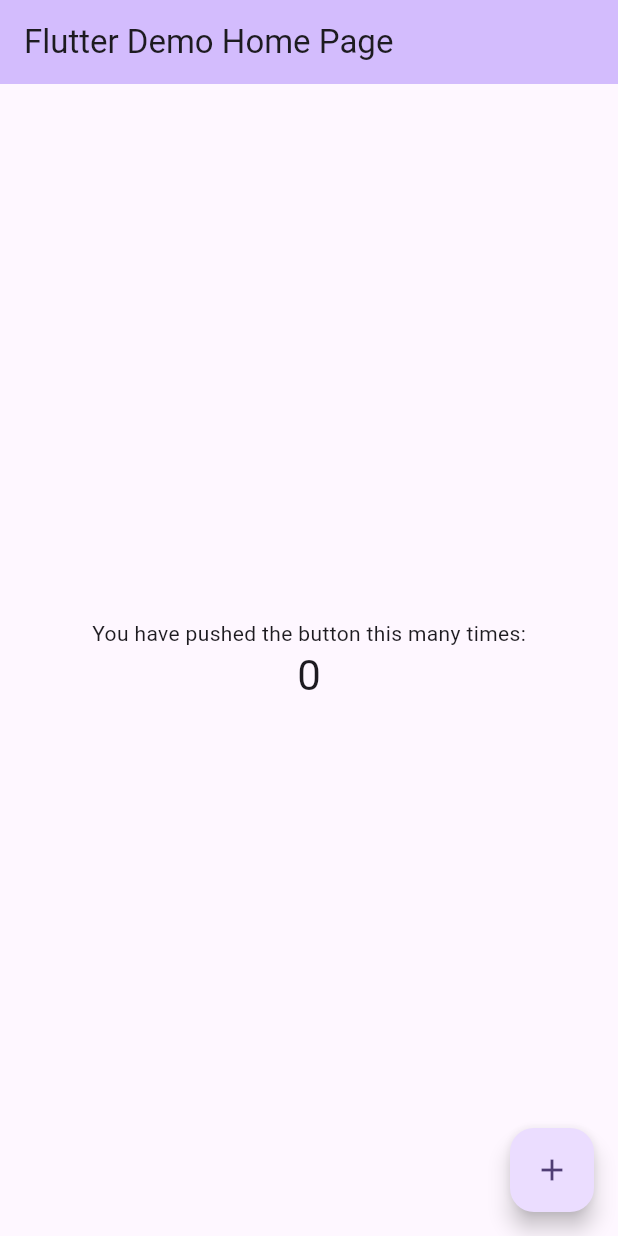
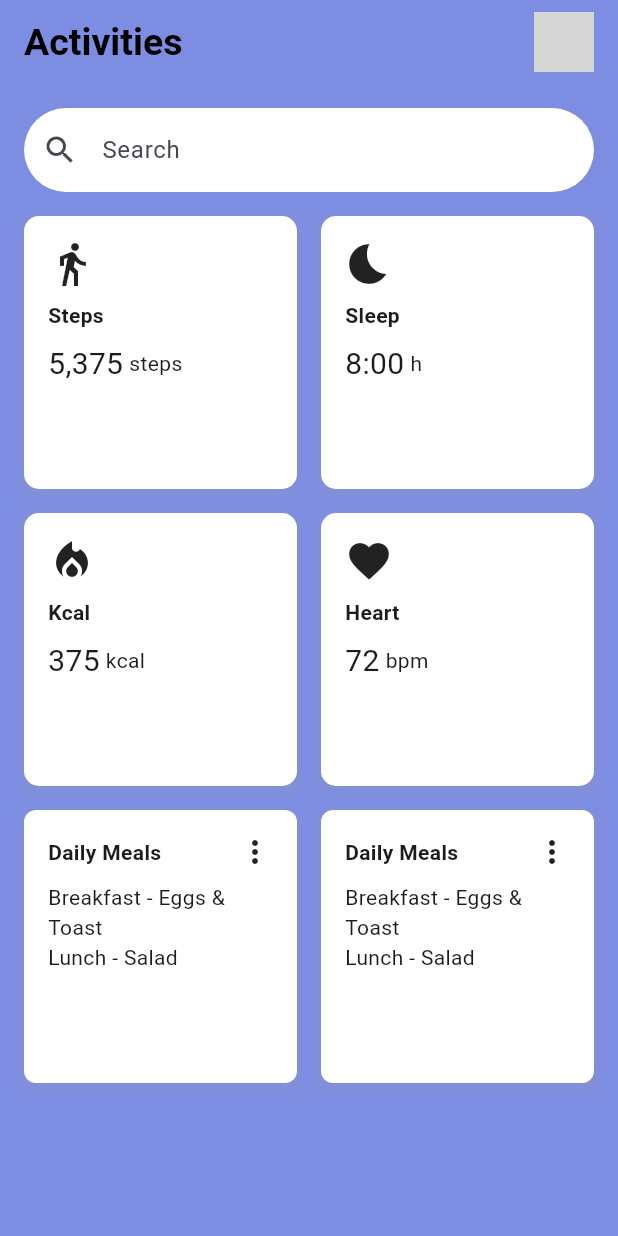
Before and after one commit to simonptuon/Fitness-tracker-app, a Flutter app: the screen it shows after launch, on a phone screen of 412 x 824 dp. Run offline on Flutter 3.47's test engine with Material 3 defaults, Android fonts, the phone set to English and light mode, and no system bars; network calls fail; Roboto replaces fonts that are missing (Poppins); grey boxes are pictures that could not be loaded.

Commit message:
New login page and activities page

```diff
--- a/lib/main.dart
+++ b/lib/main.dart
@@ -1,125 +1,21 @@
+import 'package:fitness_app_capstone/pages/Login.dart';
+import 'package:fitness_app_capstone/pages/ActivitiesScreen.dart';
 import 'package:flutter/material.dart';
 
 void main() {
-  runApp(const MyApp());
+  runApp(MyApp());
 }
 
 class MyApp extends StatelessWidget {
-  const MyApp({super.key});
-
-  // This widget is the root of your application.
   @override
   Widget build(BuildContext context) {
     return MaterialApp(
-      title: 'Flutter Demo',
-      theme: ThemeData(
-        // This is the theme of your application.
-        //
-        // TRY THIS: Try running your application with "flutter run". You'll see
-        // the application has a purple toolbar. Then, without quitting the app,
-        // try changing the seedColor in the colorScheme below to Colors.green
-        // and then invoke "hot reload" (save your changes or press the "hot
-        // reload" button in a Flutter-supported IDE, or press "r" if you used
-        // the command line to start the app).
-        //
-        // Notice that the counter didn't reset back to zero; the application
-        // state is not lost during the reload. To reset the state, use hot
-        // restart instead.
-        //
-        // This works for code too, not just values: Most code changes can be
-        // tested with just a hot reload.
-        colorScheme: ColorScheme.fromSeed(seedColor: Colors.deepPurple),
-        useMaterial3: true,
-      ),
-      home: const MyHomePage(title: 'Flutter Demo Home Page'),
+      debugShowCheckedModeBanner: false,
+      home: ActivitiesScreen(),
+      routes: {
+        '/login': (context) => Login(),
+        '/activities': (context) => ActivitiesScreen(),
+      },
     );
   }
 }
-
-class MyHomePage extends StatefulWidget {
-  const MyHomePage({super.key, required this.title});
-
-  // This widget is the home page of your application. It is stateful, meaning
-  // that it has a State object (defined below) that contains fields that affect
-  // how it looks.
-
-  // This class is the configuration for the state. It holds the values (in this
-  // case the title) provided by the parent (in this case the App widget) and
-  // used by the build method of the State. Fields in a Widget subclass are
-  // always marked "final".
-
-  final String title;
-
-  @override
-  State<MyHomePage> createState() => _MyHomePageState();
-}
-
-class _MyHomePageState extends State<MyHomePage> {
-  int _counter = 0;
-
-  void _incrementCounter() {
-    setState(() {
-      // This call to setState tells the Flutter framework that something has
-      // changed in this State, which causes it to rerun the build method below
-      // so that the display can reflect the updated values. If we changed
-      // _counter without calling setState(), then the build method would not be
-      // called again, and so nothing would appear to happen.
-      _counter++;
-    });
-  }
-
-  @override
-  Widget build(BuildContext context) {
-    // This method is rerun every time setState is called, for instance as done
-    // by the _incrementCounter method above.
-    //
-    // The Flutter framework has been optimized to make rerunning build methods
-    // fast, so that you can just rebuild anything that needs updating rather
-    // than having to individually change instances of widgets.
-    return Scaffold(
-      appBar: AppBar(
-        // TRY THIS: Try changing the color here to a specific color (to
-        // Colors.amber, perhaps?) and trigger a hot reload to see the AppBar
-        // change color while the other colors stay the same.
-        backgroundColor: Theme.of(context).colorScheme.inversePrimary,
-        // Here we take the value from the MyHomePage object that was created by
-        // the App.build method, and use it to set our appbar title.
-        title: Text(widget.title),
-      ),
-      body: Center(
-        // Center is a layout widget. It takes a single child and positions it
-        // in the middle of the parent.
-        child: Column(
-          // Column is also a layout widget. It takes a list of children and
-          // arranges them vertically. By default, it sizes itself to fit its
-          // children horizontally, and tries to be as tall as its parent.
-          //
-          // Column has various properties to control how it sizes itself and
-          // how it positions its children. Here we use mainAxisAlignment to
-          // center the children vertically; the main axis here is the vertical
-          // axis because Columns are vertical (the cross axis would be
-          // horizontal).
-          //
-          // TRY THIS: Invoke "debug painting" (choose the "Toggle Debug Paint"
-          // action in the IDE, or press "p" in the console), to see the
-          // wireframe for each widget.
-          mainAxisAlignment: MainAxisAlignment.center,
-          children: <Widget>[
-            const Text(
-              'You have pushed the button this many times:',
-            ),
-            Text(
-              '$_counter',
-              style: Theme.of(context).textTheme.headlineMedium,
-            ),
-          ],
-        ),
-      ),
-      floatingActionButton: FloatingActionButton(
-        onPressed: _incrementCounter,
-        tooltip: 'Increment',
-        child: const Icon(Icons.add),
-      ), // This trailing comma makes auto-formatting nicer for build methods.
-    );
-  }
-}
--- /dev/null
+++ b/lib/pages/ActivitiesScreen.dart
@@ -0,0 +1,167 @@
+import 'package:flutter/material.dart';
+
+class ActivitiesScreen extends StatefulWidget {
+  @override
+  _ActivitiesScreenState createState() => _ActivitiesScreenState();
+}
+const Color backgroundColor = Color(0xFF7D8DE2);
+const Color backgroundColor2 = Color(0xFF00A1FF);
+
+class _ActivitiesScreenState extends State<ActivitiesScreen> {
+  @override
+  Widget build(BuildContext context) {
+    return Scaffold(
+      backgroundColor: backgroundColor,
+      appBar: AppBar(
+        backgroundColor: backgroundColor,
+        elevation: 0,
+        title: Text('Activities'),
+        titleTextStyle: TextStyle(
+          color: Colors.black,
+          fontSize: 25,
+          fontWeight: FontWeight.bold,
+          fontFamily: 'Poppins',
+        ),
+        actions: [
+          CircleAvatar(
+            backgroundImage: NetworkImage(
+              '',
+            ),
+          ),
+          SizedBox(width: 16),
+        ],
+      ),
+      body: Padding(
+        padding: const EdgeInsets.all(16.0),
+        child: Column(
+          children: [
+            TextField(
+              decoration: InputDecoration(
+                hintText: 'Search',
+                prefixIcon: Icon(Icons.search),
+                border: OutlineInputBorder(
+                  borderRadius: BorderRadius.circular(50),
+                  borderSide: BorderSide.none,
+                ),
+                filled: true,
+                fillColor: Colors.white,
+              ),
+            ),
+            SizedBox(height: 16),
+            Expanded(
+              child: GridView.count(
+                crossAxisCount: 2,
+                crossAxisSpacing: 16,
+                mainAxisSpacing: 16,
+                children: [
+                  _buildActivityCard(
+                    icon: Icons.directions_walk,
+                    title: 'Steps',
+                    value: '5,375',
+                    unit: 'steps',
+                  ),
+                  _buildActivityCard(
+                    icon: Icons.bedtime,
+                    title: 'Sleep',
+                    value: '8:00',
+                    unit: 'h',
+                  ),
+                  _buildActivityCard(
+                    icon: Icons.local_fire_department,
+                    title: 'Kcal',
+                    value: '375',
+                    unit: 'kcal',
+                  ),
+                  _buildActivityCard(
+                    icon: Icons.favorite,
+                    title: 'Heart',
+                    value: '72',
+                    unit: 'bpm',
+                  ),
+                  _buildMealCard(),
+                  _buildMealCard(),
+                ],
+              ),
+            ),
+          ],
+        ),
+      ),
+    );
+  }
+
+  Widget _buildActivityCard({
+    required IconData icon,
+    required String title,
+    required String value,
+    required String unit,
+  }) {
+    return Container(
+      decoration: BoxDecoration(
+        color: Colors.white,
+        borderRadius: BorderRadius.circular(10.0),
+        boxShadow: [
+          BoxShadow(
+            color: Colors.grey.withOpacity(0.2),
+            spreadRadius: 2,
+            blurRadius: 5,
+            offset: Offset(0, 3),
+          ),
+        ],
+      ),
+      child: Padding(
+        padding: const EdgeInsets.all(16.0),
+        child: Column(
+          crossAxisAlignment: CrossAxisAlignment.start,
+          children: [
+            Icon(icon, size: 32),
+            SizedBox(height: 8),
+            Text(title, style: TextStyle(fontWeight: FontWeight.bold)),
+            SizedBox(height: 8),
+            Row(
+              children: [
+                Text(value, style: TextStyle(fontSize: 20)),
+                SizedBox(width: 4),
+                Text(unit),
+              ],
+            ),
+          ],
+        ),
+      ),
+    );
+  }
+
+  Widget _buildMealCard() {
+    return Container(
+      decoration: BoxDecoration(
+        color: Colors.white,
+        borderRadius: BorderRadius.circular(8.0),
+        boxShadow: [
+          BoxShadow(
+            color: Colors.grey.withOpacity(0.2),
+            spreadRadius: 2,
+            blurRadius: 5,
+            offset: Offset(0, 3),
+          ),
+        ],
+      ),
+      child: Padding(
+        padding: const EdgeInsets.all(16.0),
+        child: Column(
+          crossAxisAlignment: CrossAxisAlignment.start,
+          children: [
+            Row(
+              mainAxisAlignment: MainAxisAlignment.spaceBetween,
+              children: [
+                Text('Daily Meals', style: TextStyle(fontWeight: FontWeight.bold)),
+                Icon(Icons.more_vert),
+              ],
+            ),
+            SizedBox(height: 8),
+            Text('Breakfast - Eggs & Toast'),
+            Text('Lunch - Salad'),
+          ],
+        ),
+      ),
+    );
+  }
+}
--- a/pubspec.yaml
+++ b/pubspec.yaml
@@ -57,6 +57,9 @@ flutter:
   # the material Icons class.
   uses-material-design: true
 
+  assets:
+    - assets/img.png
+
   # To add assets to your application, add an assets section, like this:
   # assets:
   #   - images/a_dot_burr.jpeg
```
Also changed, not shown: lib/pages/Button.dart (added, +27 -0 lines), lib/pages/Header.dart (added, +38 -0 lines), lib/pages/InputField.dart (added, +50 -0 lines), lib/pages/Login.dart (added, +52 -0 lines), lib/pages/Water.dart (added, +9 -0 lines), lib/pages/inputWrapper.dart (added, +59 -0 lines), assets/img.png (added), lib/pages/login.dart (deleted).
